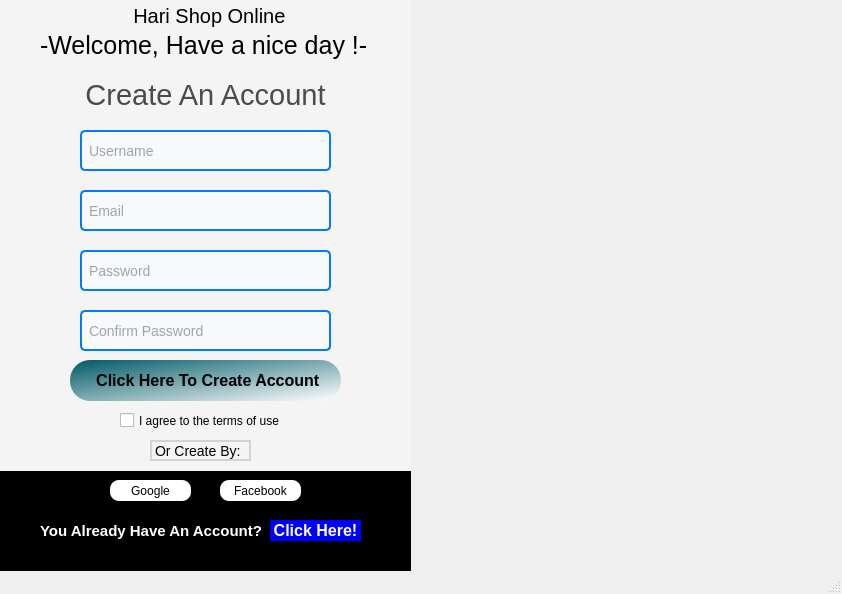
Old version of the form ui/resgin.ui in the repository Harisaya/python-app.
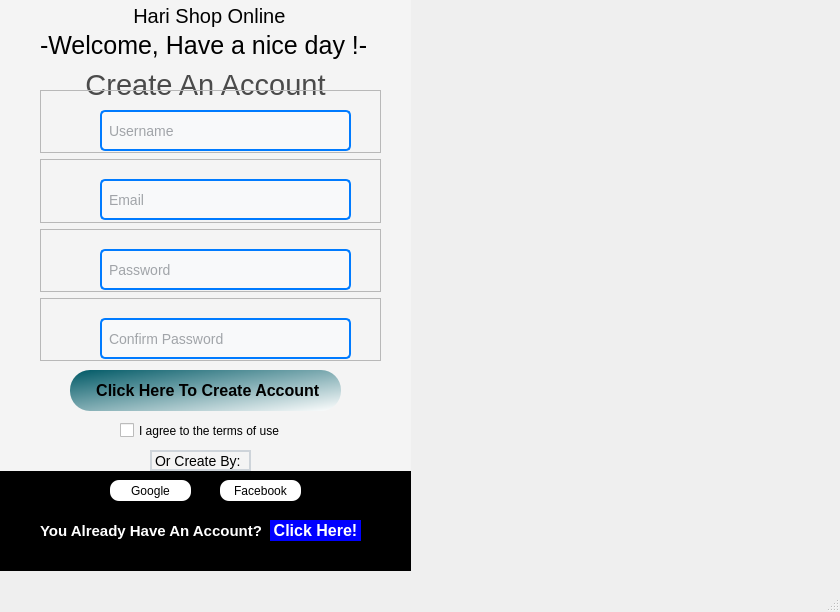
New version of the form. Icons and pictures are not drawn.

What changed in the file:
```diff
--- a/ui/resgin.ui
+++ b/ui/resgin.ui
@@ -6,8 +6,8 @@
    <rect>
     <x>0</x>
     <y>0</y>
-    <width>842</width>
-    <height>594</height>
+    <width>840</width>
+    <height>612</height>
    </rect>
   </property>
   <property name="windowTitle">
@@ -21,7 +21,7 @@
     <property name="geometry">
      <rect>
       <x>70</x>
-      <y>360</y>
+      <y>370</y>
       <width>271</width>
       <height>41</height>
      </rect>
@@ -122,7 +122,7 @@
     <property name="geometry">
      <rect>
       <x>150</x>
-      <y>440</y>
+      <y>450</y>
       <width>101</width>
       <height>21</height>
      </rect>
@@ -140,7 +140,7 @@
     <property name="geometry">
      <rect>
       <x>120</x>
-      <y>410</y>
+      <y>420</y>
       <width>171</width>
       <height>21</height>
      </rect>
@@ -212,60 +212,11 @@
      <string>-Welcome, Have a nice day !-</string>
     </property>
    </widget>
-   <widget class="QLineEdit" name="txt_password">
-    <property name="geometry">
-     <rect>
-      <x>80</x>
-      <y>250</y>
-      <width>251</width>
-      <height>41</height>
-     </rect>
-    </property>
-    <property name="styleSheet">
-     <string notr="true">background-color: #f8f9fa; /* Màu nền */
-    border: 2px solid #ced4da; /* Viền */
-    border-radius: 5px;       /* Bo góc */
-    padding: 5px;             /* Khoảng cách bên trong */
-    font-size: 14px;          /* Cỡ chữ */
-    color: #495057;           /* Màu chữ */
-border: 2px solid #007bff; /* Viền khi đang focus (nhấp chuột vào ô) */
-    outline: none;             /* Xóa viền mặc định */</string>
-    </property>
-    <property name="echoMode">
-     <enum>QLineEdit::EchoMode::Password</enum>
-    </property>
-    <property name="placeholderText">
-     <string>Password</string>
-    </property>
-   </widget>
-   <widget class="QLineEdit" name="txt_email">
-    <property name="geometry">
-     <rect>
-      <x>80</x>
-      <y>190</y>
-      <width>251</width>
-      <height>41</height>
-     </rect>
-    </property>
-    <property name="styleSheet">
-     <string notr="true">background-color: #f8f9fa; /* Màu nền */
-    border: 2px solid #ced4da; /* Viền */
-    border-radius: 5px;       /* Bo góc */
-    padding: 5px;             /* Khoảng cách bên trong */
-    font-size: 14px;          /* Cỡ chữ */
-    color: #495057;           /* Màu chữ */
-border: 2px solid #007bff; /* Viền khi đang focus (nhấp chuột vào ô) */
-    outline: none;             /* Xóa viền mặc định */</string>
-    </property>
-    <property name="placeholderText">
-     <string>Email</string>
-    </property>
-   </widget>
    <widget class="QLabel" name="label_8">
     <property name="geometry">
      <rect>
       <x>50</x>
-      <y>70</y>
+      <y>60</y>
       <width>311</width>
       <height>51</height>
      </rect>
@@ -284,42 +235,13 @@
      <string>&lt;html&gt;&lt;head/&gt;&lt;body&gt;&lt;p align=&quot;center&quot;&gt;&lt;span style=&quot; font-size:22pt;&quot;&gt;Create An Account&lt;/span&gt;&lt;/p&gt;&lt;/body&gt;&lt;/html&gt;</string>
     </property>
    </widget>
-   <widget class="QLineEdit" name="txt_conf_pwd">
-    <property name="geometry">
-     <rect>
-      <x>80</x>
-      <y>310</y>
-      <width>251</width>
-      <height>41</height>
-     </rect>
-    </property>
-    <property name="styleSheet">
-     <string notr="true">background-color: #f8f9fa; /* Màu nền */
-    border: 2px solid #ced4da; /* Viền */
-    border-radius: 5px;       /* Bo góc */
-    padding: 5px;             /* Khoảng cách bên trong */
-    font-size: 14px;          /* Cỡ chữ */
-    color: #495057;           /* Màu chữ */
-border: 2px solid #007bff; /* Viền khi đang focus (nhấp chuột vào ô) */
-    outline: none;             /* Xóa viền mặc định */</string>
-    </property>
-    <property name="text">
-     <string/>
-    </property>
-    <property name="echoMode">
-     <enum>QLineEdit::EchoMode::Password</enum>
-    </property>
-    <property name="placeholderText">
-     <string>Confirm Password</string>
-    </property>
-   </widget>
    <widget class="QLabel" name="label_4">
     <property name="geometry">
      <rect>
       <x>410</x>
       <y>0</y>
       <width>431</width>
-      <height>551</height>
+      <height>571</height>
      </rect>
     </property>
     <property name="text">
@@ -354,11 +276,87 @@
      <string>You Already Have An Account?</string>
     </property>
    </widget>
+   <widget class="QWidget" name="verticalLayoutWidget">
+    <property name="geometry">
+     <rect>
+      <x>40</x>
+      <y>90</y>
+      <width>341</width>
+      <height>271</height>
+     </rect>
+    </property>
+    <layout class="QVBoxLayout" name="verticalLayout">
+     <item>
+      <widget class="QFrame" name="frame">
+       <property name="frameShape">
+        <enum>QFrame::Shape::StyledPanel</enum>
+       </property>
+       <property name="frameShadow">
+        <enum>QFrame::Shadow::Raised</enum>
+       </property>
+       <widget class="QLineEdit" name="txt_name">
+        <property name="geometry">
+         <rect>
+          <x>60</x>
+          <y>20</y>
+          <width>251</width>
+          <height>41</height>
+         </rect>
+        </property>
+        <property name="styleSheet">
+         <string notr="true">background-color: #f8f9fa; /* Màu nền */
+    border: 2px solid #ced4da; /* Viền */
+    border-radius: 5px;       /* Bo góc */
+    padding: 5px;             /* Khoảng cách bên trong */
+    font-size: 14px;          /* Cỡ chữ */
+    color: #495057;           /* Màu chữ */
+border: 2px solid #007bff; /* Viền khi đang focus (nhấp chuột vào ô) */
+    outline: none;             /* Xóa viền mặc định */</string>
+        </property>
+        <property name="placeholderText">
+         <string>Username</string>
+        </property>
+       </widget>
+       <widget class="QLabel" name="label_11">
+        <property name="geometry">
+         <rect>
+          <x>10</x>
+          <y>20</y>
+          <width>40</width>
+          <height>41</height>
+         </rect>
+        </property>
+        <property name="maximumSize">
+         <size>
+          <width>40</width>
+          <height>1000</height>
+         </size>
+        </property>
+        <property name="text">
+         <string/>
+        </property>
+        <property name="pixmap">
+         <pixmap>../img/address-card-solid.svg</pixmap>
+        </property>
+        <property name="scaledContents">
+         <bool>true</bool>
+        </property>
+       </widget>
+      </widget>
+     </item>
+     <item>
+      <widget class="QFrame" name="frame_2">
+       <property name="frameShape">
+        <enum>QFrame::Shape::StyledPanel</enum>
+       </property>
+       <property name="frameShadow">
+        <enum>QFrame::Shadow::Raised</enum>
+       </property>
    <widget class="QLabel" name="label_5">
     <property name="geometry">
      <rect>
-      <x>28</x>
-      <y>190</y>
+          <x>10</x>
+          <y>20</y>
       <width>41</width>
       <height>41</height>
      </rect>
@@ -373,13 +371,46 @@
      <bool>true</bool>
     </property>
    </widget>
+       <widget class="QLineEdit" name="txt_email">
+        <property name="geometry">
+         <rect>
+          <x>60</x>
+          <y>20</y>
+          <width>251</width>
+          <height>41</height>
+         </rect>
+        </property>
+        <property name="styleSheet">
+         <string notr="true">background-color: #f8f9fa; /* Màu nền */
+    border: 2px solid #ced4da; /* Viền */
+    border-radius: 5px;       /* Bo góc */
+    padding: 5px;             /* Khoảng cách bên trong */
+    font-size: 14px;          /* Cỡ chữ */
+    color: #495057;           /* Màu chữ */
+border: 2px solid #007bff; /* Viền khi đang focus (nhấp chuột vào ô) */
+    outline: none;             /* Xóa viền mặc định */</string>
+        </property>
+        <property name="placeholderText">
+         <string>Email</string>
+        </property>
+       </widget>
+      </widget>
+     </item>
+     <item>
+      <widget class="QFrame" name="frame_3">
+       <property name="frameShape">
+        <enum>QFrame::Shape::StyledPanel</enum>
+       </property>
+       <property name="frameShadow">
+        <enum>QFrame::Shadow::Raised</enum>
+       </property>
    <widget class="QLabel" name="label_9">
     <property name="geometry">
      <rect>
-      <x>30</x>
-      <y>250</y>
-      <width>41</width>
-      <height>41</height>
+          <x>10</x>
+          <y>20</y>
+          <width>40</width>
+          <height>40</height>
      </rect>
     </property>
     <property name="text">
@@ -392,11 +423,74 @@
      <bool>true</bool>
     </property>
    </widget>
+       <widget class="QLineEdit" name="txt_password">
+        <property name="geometry">
+         <rect>
+          <x>60</x>
+          <y>20</y>
+          <width>251</width>
+          <height>41</height>
+         </rect>
+        </property>
+        <property name="styleSheet">
+         <string notr="true">background-color: #f8f9fa; /* Màu nền */
+    border: 2px solid #ced4da; /* Viền */
+    border-radius: 5px;       /* Bo góc */
+    padding: 5px;             /* Khoảng cách bên trong */
+    font-size: 14px;          /* Cỡ chữ */
+    color: #495057;           /* Màu chữ */
+border: 2px solid #007bff; /* Viền khi đang focus (nhấp chuột vào ô) */
+    outline: none;             /* Xóa viền mặc định */</string>
+        </property>
+        <property name="echoMode">
+         <enum>QLineEdit::EchoMode::Password</enum>
+        </property>
+        <property name="placeholderText">
+         <string>Password</string>
+        </property>
+       </widget>
+       <widget class="QPushButton" name="btn_eye_p">
+        <property name="geometry">
+         <rect>
+          <x>260</x>
+          <y>20</y>
+          <width>51</width>
+          <height>41</height>
+         </rect>
+        </property>
+        <property name="styleSheet">
+         <string notr="true">border: none;
+background: none;</string>
+        </property>
+        <property name="text">
+         <string/>
+        </property>
+        <property name="icon">
+         <iconset>
+          <normaloff>../img/eye-slash-solid.jpg</normaloff>../img/eye-slash-solid.jpg</iconset>
+        </property>
+        <property name="iconSize">
+         <size>
+          <width>32</width>
+          <height>32</height>
+         </size>
+        </property>
+       </widget>
+      </widget>
+     </item>
+     <item>
+      <widget class="QFrame" name="frame_4">
+       <property name="frameShape">
+        <enum>QFrame::Shape::StyledPanel</enum>
+       </property>
+       <property name="frameShadow">
+        <enum>QFrame::Shadow::Raised</enum>
+       </property>
    <widget class="QLabel" name="label_10">
     <property name="geometry">
      <rect>
-      <x>30</x>
-      <y>310</y>
+          <x>10</x>
+          <y>20</y>
       <width>41</width>
       <height>41</height>
      </rect>
@@ -411,11 +505,40 @@
      <bool>true</bool>
     </property>
    </widget>
+       <widget class="QLineEdit" name="txt_conf_pwd">
+        <property name="geometry">
+         <rect>
+          <x>60</x>
+          <y>20</y>
+          <width>251</width>
+          <height>41</height>
+         </rect>
+        </property>
+        <property name="styleSheet">
+         <string notr="true">background-color: #f8f9fa; /* Màu nền */
+    border: 2px solid #ced4da; /* Viền */
+    border-radius: 5px;       /* Bo góc */
+    padding: 5px;             /* Khoảng cách bên trong */
+    font-size: 14px;          /* Cỡ chữ */
+    color: #495057;           /* Màu chữ */
+border: 2px solid #007bff; /* Viền khi đang focus (nhấp chuột vào ô) */
+    outline: none;             /* Xóa viền mặc định */</string>
+        </property>
+        <property name="text">
+         <string/>
+        </property>
+        <property name="echoMode">
+         <enum>QLineEdit::EchoMode::Password</enum>
+        </property>
+        <property name="placeholderText">
+         <string>Confirm Password</string>
+        </property>
+       </widget>
    <widget class="QPushButton" name="btn_eye_cp">
     <property name="geometry">
      <rect>
-      <x>280</x>
-      <y>310</y>
+          <x>260</x>
+          <y>20</y>
       <width>51</width>
       <height>41</height>
      </rect>
@@ -438,74 +561,9 @@
      </size>
     </property>
    </widget>
-   <widget class="QPushButton" name="btn_eye_p">
-    <property name="geometry">
-     <rect>
-      <x>280</x>
-      <y>250</y>
-      <width>51</width>
-      <height>41</height>
-     </rect>
-    </property>
-    <property name="styleSheet">
-     <string notr="true">border: none;
-background: none;</string>
-    </property>
-    <property name="text">
-     <string/>
-    </property>
-    <property name="icon">
-     <iconset>
-      <normaloff>../img/eye-slash-solid.jpg</normaloff>../img/eye-slash-solid.jpg</iconset>
-    </property>
-    <property name="iconSize">
-     <size>
-      <width>32</width>
-      <height>32</height>
-     </size>
-    </property>
-   </widget>
-   <widget class="QLineEdit" name="txt_name">
-    <property name="geometry">
-     <rect>
-      <x>80</x>
-      <y>130</y>
-      <width>251</width>
-      <height>41</height>
-     </rect>
-    </property>
-    <property name="styleSheet">
-     <string notr="true">background-color: #f8f9fa; /* Màu nền */
-    border: 2px solid #ced4da; /* Viền */
-    border-radius: 5px;       /* Bo góc */
-    padding: 5px;             /* Khoảng cách bên trong */
-    font-size: 14px;          /* Cỡ chữ */
-    color: #495057;           /* Màu chữ */
-border: 2px solid #007bff; /* Viền khi đang focus (nhấp chuột vào ô) */
-    outline: none;             /* Xóa viền mặc định */</string>
-    </property>
-    <property name="placeholderText">
-     <string>Username</string>
-    </property>
-   </widget>
-   <widget class="QLabel" name="label_11">
-    <property name="geometry">
-     <rect>
-      <x>30</x>
-      <y>130</y>
-      <width>41</width>
-      <height>41</height>
-     </rect>
-    </property>
-    <property name="text">
-     <string/>
-    </property>
-    <property name="pixmap">
-     <pixmap>../img/address-card-solid.svg</pixmap>
-    </property>
-    <property name="scaledContents">
-     <bool>true</bool>
-    </property>
+      </widget>
+     </item>
+    </layout>
    </widget>
    <zorder>label_2</zorder>
    <zorder>label_3</zorder>
@@ -517,26 +575,17 @@
    <zorder>btn_login</zorder>
    <zorder>label_6</zorder>
    <zorder>label_15</zorder>
-   <zorder>txt_password</zorder>
-   <zorder>txt_email</zorder>
    <zorder>label_8</zorder>
-   <zorder>txt_conf_pwd</zorder>
    <zorder>label_4</zorder>
    <zorder>label</zorder>
-   <zorder>label_5</zorder>
-   <zorder>label_9</zorder>
-   <zorder>label_10</zorder>
-   <zorder>btn_eye_cp</zorder>
-   <zorder>btn_eye_p</zorder>
-   <zorder>txt_name</zorder>
-   <zorder>label_11</zorder>
+   <zorder>verticalLayoutWidget</zorder>
   </widget>
   <widget class="QMenuBar" name="menubar">
    <property name="geometry">
     <rect>
      <x>0</x>
      <y>0</y>
-     <width>842</width>
+     <width>840</width>
      <height>22</height>
     </rect>
    </property>
```
Lines whose indentation alone changed are shown as unchanged.
